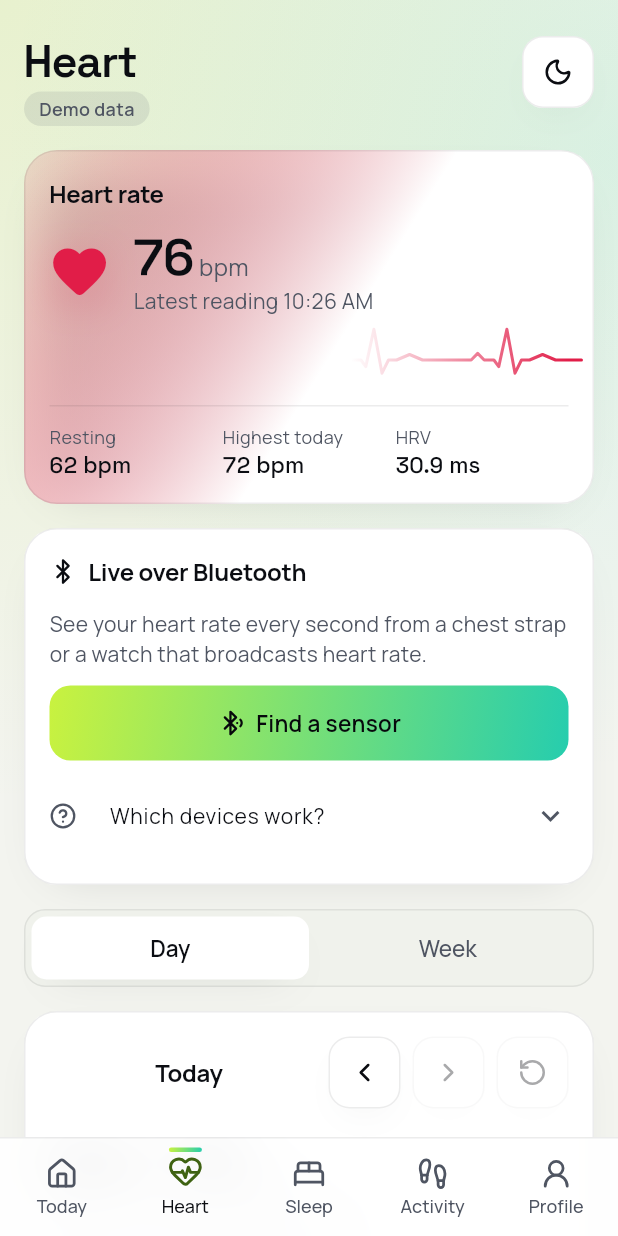
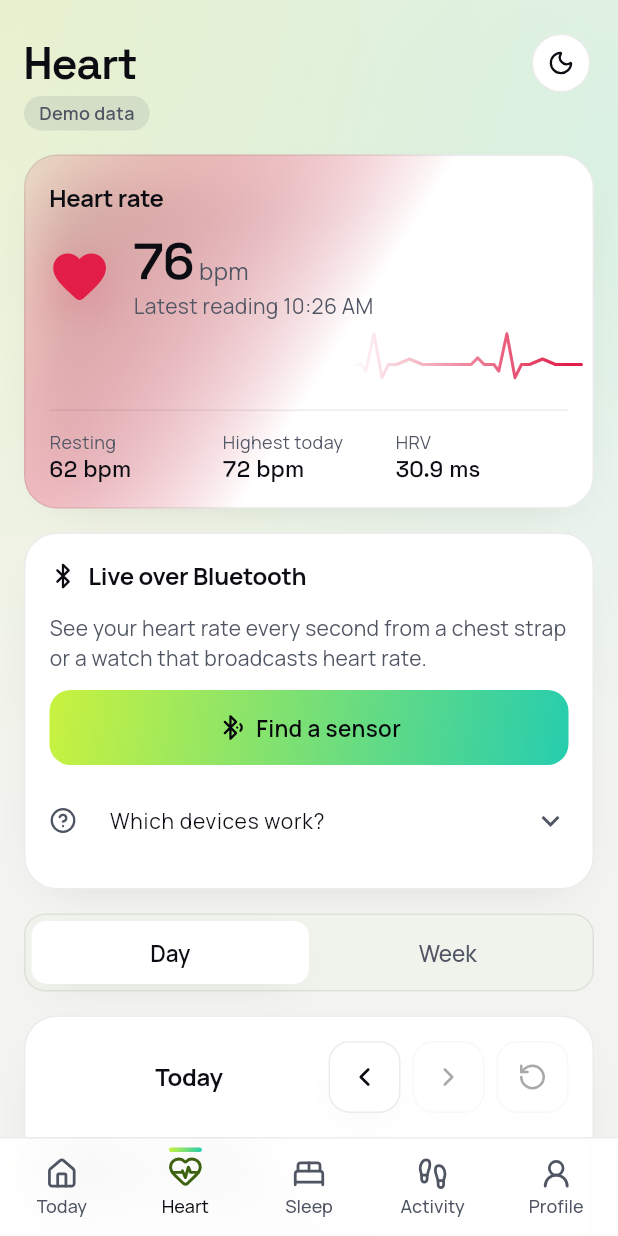
Before and after one commit to mohamedabubasith/basivo-fit, a Flutter app: the screen it shows after launch, after a tap on "Sign in with Google", after a tap on "Try the demo", after a tap on "Heart rate", on a phone screen of 412 x 824 dp. Run offline on Flutter 3.47's test engine with Material 3 defaults, Android fonts, the phone set to English and light mode, and no system bars; our stand-ins replace lucide_icons_flutter, permission_handler, shared_preferences; missing offline and left inert: flutter_reactive_ble, flutter_web_auth_2; accounts and stored records are empty; network calls fail.

Commit message:
Mobile: smaller, screen-scaled theme switch aligned with page titles
Co-Authored-By: Claude Opus 5.5 <noreply@anthropic.com>
Claude-Session: https://claude.ai/code/session_013dd3MmcGMAxW4RtfbSs86w

```diff
--- a/mobile/lib/ui/screens/page.dart
+++ b/mobile/lib/ui/screens/page.dart
@@ -72,6 +72,7 @@ class TabHeader extends StatelessWidget {
             label: 'Refresh',
             spinning: s.loading,
             onTap: s.reload,
+            round: true,
           ),
       ],
     );
--- a/mobile/lib/ui/widgets/common.dart
+++ b/mobile/lib/ui/widgets/common.dart
@@ -114,38 +114,47 @@ class IconBtn extends StatelessWidget {
     required this.label,
     this.onTap,
     this.spinning = false,
+    this.round = false,
   });
   final IconData icon;
   final String label;
   final VoidCallback? onTap;
   final bool spinning;
+
+  /// Round, screen-scaled style that matches [ThemeToggle] in page headers.
+  final bool round;
   @override
   Widget build(BuildContext context) {
     final c = context.c;
     final enabled = onTap != null;
+    final d = round
+        ? (MediaQuery.sizeOf(context).width * 0.095).clamp(34.0, 40.0)
+        : 48.0;
     return Tooltip(
       message: label,
       child: Pressable(
         onTap: onTap,
         semanticLabel: label,
-        borderRadius: 14,
+        borderRadius: round ? d / 2 : 14,
         child: AnimatedOpacity(
           duration: Motion.base,
           opacity: enabled ? 1 : 0.35,
           child: Container(
-            width: 48,
-            height: 48,
+            width: d,
+            height: d,
+            margin: EdgeInsets.all(d < 44 ? (44 - d) / 2 : 0),
             decoration: BoxDecoration(
               color: c.card,
-              borderRadius: BorderRadius.circular(14),
+              shape: round ? BoxShape.circle : BoxShape.rectangle,
+              borderRadius: round ? null : BorderRadius.circular(14),
               border: Border.all(color: c.border),
-              boxShadow: c.shadow,
+              boxShadow: round ? null : c.shadow,
             ),
             child: Center(
               child: _Spin(
                 spinning: spinning,
                 child: ExcludeSemantics(
-                  child: Icon(icon, size: 20, color: c.fg),
+                  child: Icon(icon, size: round ? d * 0.46 : 20, color: c.fg),
                 ),
               ),
             ),
@@ -198,6 +207,8 @@ class ThemeToggle extends StatelessWidget {
   Widget build(BuildContext context) {
     final dark = Theme.of(context).brightness == Brightness.dark;
     final next = dark ? 'light' : 'dark';
+    // Scales with the screen: 34dp on small phones up to 40dp on large ones.
+    final d = (MediaQuery.sizeOf(context).width * 0.095).clamp(34.0, 40.0);
     return Builder(
       builder: (btn) {
         return Tooltip(
@@ -214,13 +225,14 @@ class ThemeToggle extends StatelessWidget {
               reveal == null ? change() : reveal.run(origin, change);
             },
             child: Container(
-              width: 48,
-              height: 48,
+              width: d,
+              height: d,
+              // Transparent margin keeps the touch target at 44dp or more.
+              margin: EdgeInsets.all(d < 44 ? (44 - d) / 2 : 0),
               decoration: BoxDecoration(
                 color: context.c.card,
-                borderRadius: BorderRadius.circular(14),
+                shape: BoxShape.circle,
                 border: Border.all(color: context.c.border),
-                boxShadow: context.c.shadow,
               ),
               child: Center(
                 child: AnimatedSwitcher(
@@ -237,7 +249,7 @@ class ThemeToggle extends StatelessWidget {
                     key: ValueKey(dark),
                     child: Icon(
                       dark ? LucideIcons.sun : LucideIcons.moon,
-                      size: 20,
+                      size: d * 0.46,
                       color: context.c.fg,
                     ),
                   ),
@@ -265,31 +277,28 @@ class PageHeader extends StatelessWidget {
   final List<Widget> actions;
   @override
   Widget build(BuildContext context) => Padding(
-    padding: const EdgeInsets.only(top: Space.s2),
-    child: Row(
+    padding: const EdgeInsets.only(top: Space.s1),
+    child: Column(
       crossAxisAlignment: CrossAxisAlignment.start,
       children: [
-        Expanded(
-          child: Column(
-            crossAxisAlignment: CrossAxisAlignment.start,
-            children: [
-              Semantics(
+        Row(
+          children: [
+            Expanded(
+              child: Semantics(
                 header: true,
                 child: Text(
                   title,
+                  maxLines: 1,
+                  overflow: TextOverflow.ellipsis,
                   style: Theme.of(context).textTheme.headlineMedium,
                 ),
               ),
-              if (subtitle != null)
-                Padding(
-                  padding: const EdgeInsets.only(top: Space.s1),
-                  child: subtitle,
-                ),
-            ],
-          ),
+            ),
+            for (final a in actions) ...[a, const SizedBox(width: Space.s1)],
+            ThemeToggle(controller: theme),
+          ],
         ),
-        for (final a in actions) ...[a, const SizedBox(width: Space.s2)],
-        ThemeToggle(controller: theme),
+        ?subtitle,
       ],
     ),
   );
```
